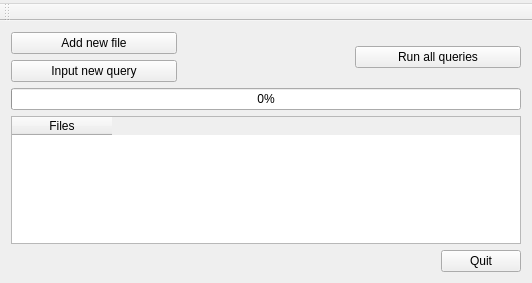
Qt form Helix/GUI/mainwindow.ui (evertheylen/TA_TO) before a commit.
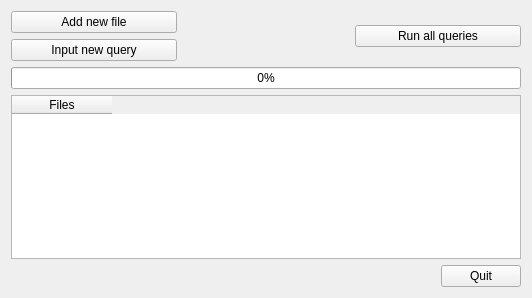
The same form after that commit. Icons and pictures are not drawn.

The edit to the form file:
```diff
--- a/Helix/GUI/mainwindow.ui
+++ b/Helix/GUI/mainwindow.ui
@@ -7,7 +7,7 @@
     <x>0</x>
     <y>0</y>
     <width>532</width>
-    <height>283</height>
+    <height>298</height>
    </rect>
   </property>
   <property name="maximumSize">
@@ -123,39 +123,6 @@
     </item>
    </layout>
   </widget>
-  <widget class="QMenuBar" name="menuBar">
-   <property name="geometry">
-    <rect>
-     <x>0</x>
-     <y>0</y>
-     <width>532</width>
-     <height>25</height>
-    </rect>
-   </property>
-   <widget class="QMenu" name="menuHELIX">
-    <property name="styleSheet">
-     <string notr="true">border:none;</string>
-    </property>
-    <property name="title">
-     <string/>
-    </property>
-   </widget>
-   <widget class="QMenu" name="menuDNA_matching">
-    <property name="title">
-     <string/>
-    </property>
-   </widget>
-   <addaction name="menuHELIX"/>
-   <addaction name="menuDNA_matching"/>
-  </widget>
-  <widget class="QToolBar" name="mainToolBar">
-   <attribute name="toolBarArea">
-    <enum>TopToolBarArea</enum>
-   </attribute>
-   <attribute name="toolBarBreak">
-    <bool>false</bool>
-   </attribute>
-  </widget>
  </widget>
  <layoutdefault spacing="6" margin="11"/>
  <resources>
```
Left out of the diff: 12 changed lines with no effect on the pictures.
